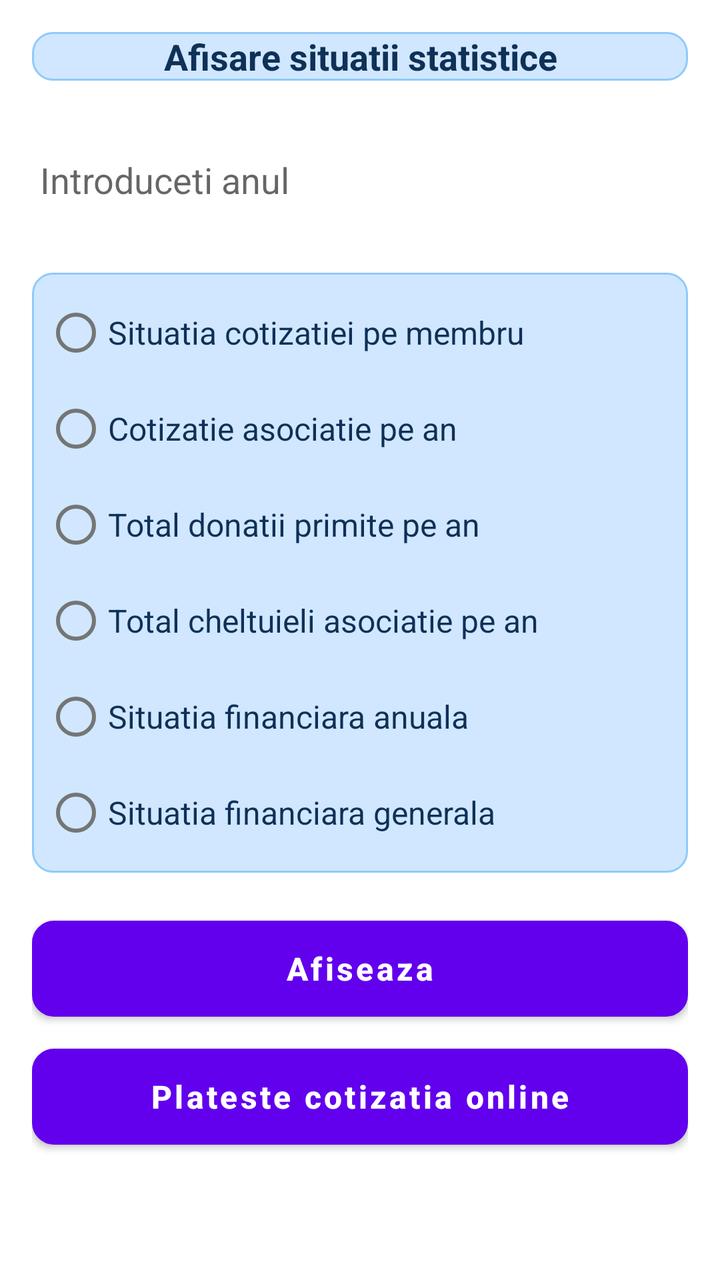
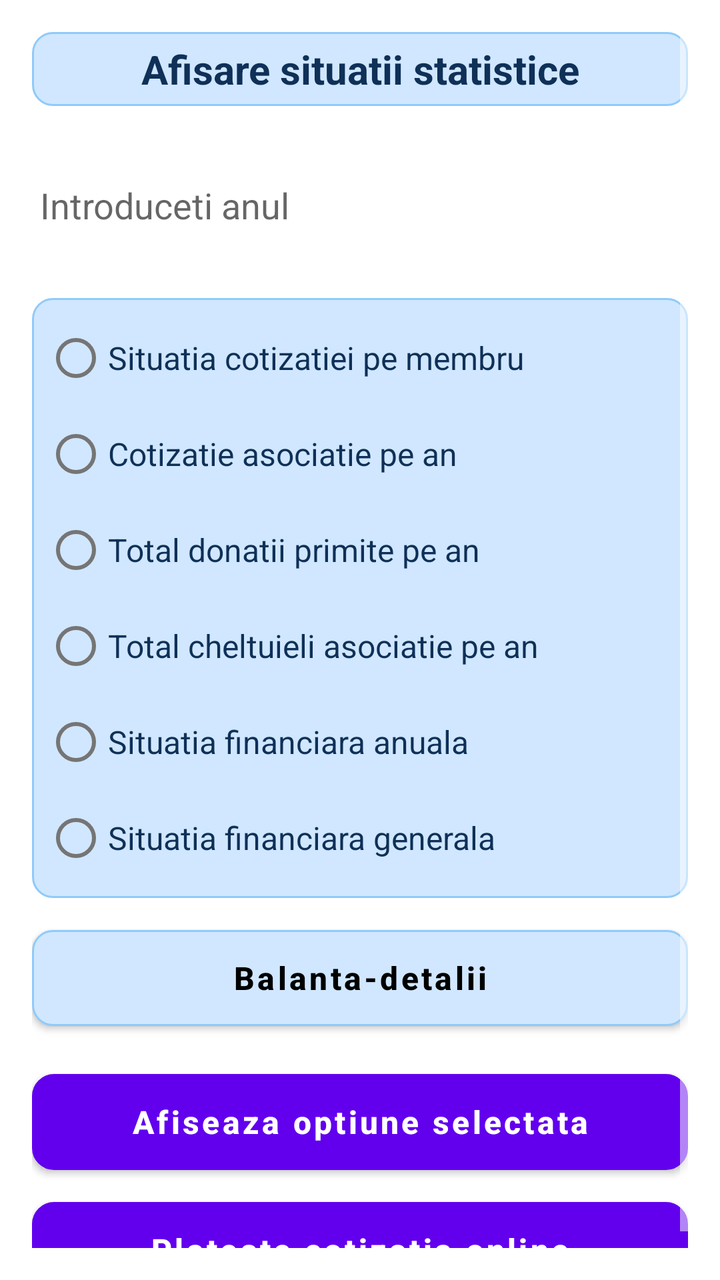

Two renders of the same Android screen: before a commit and after it. Below are the layout's source before the change and the commit's diff.
<!-- AndroidManifest.xml: application theme Theme.Cotizatia -->
<!-- res/layout/activity_main.xml -->
<?xml version="1.0" encoding="utf-8"?>
<ScrollView xmlns:android="http://schemas.android.com/apk/res/android"
    xmlns:app="http://schemas.android.com/apk/res-auto"
    xmlns:tools="http://schemas.android.com/tools"
    android:layout_width="match_parent"
    android:layout_height="match_parent"
    android:fillViewport="true"
    android:padding="16dp"
    tools:context=".MainActivity">

    <androidx.constraintlayout.widget.ConstraintLayout
        android:id="@+id/mainLayout"
        android:layout_width="match_parent"
        android:layout_height="wrap_content">

        <TextView
            android:id="@+id/textViewTitlu"
            android:layout_width="0dp"
            android:layout_height="wrap_content"
            android:background="@drawable/caseta"
            android:text="@string/app_titlu_princ"
            android:textAlignment="center"
            android:textColor="@color/edit_text_text"
            android:textSize="18sp"
            android:textStyle="bold"
            app:layout_constraintTop_toTopOf="parent"
            app:layout_constraintStart_toStartOf="parent"
            app:layout_constraintEnd_toEndOf="parent" />

        <EditText
            android:id="@+id/editTextAnul"
            android:layout_width="0dp"
            android:layout_height="wrap_content"
            android:minHeight="48dp"
            android:layout_marginTop="24dp"
            android:ems="10"
            android:hint="@string/anul"
            android:inputType="number"
            android:textColor="#041B2E"
            android:textSize="18sp"
            android:importantForAutofill="no"
            app:layout_constraintTop_toBottomOf="@id/textViewTitlu"
            app:layout_constraintStart_toStartOf="parent"
            app:layout_constraintEnd_toEndOf="parent" />

        <RadioGroup
            android:id="@+id/radio_grup"
            android:layout_width="0dp"
            android:layout_height="wrap_content"
            android:layout_marginTop="24dp"
            android:background="@drawable/caseta"
            android:clipToPadding="false"
            android:padding="6dp"
            app:layout_constraintTop_toBottomOf="@id/editTextAnul"
            app:layout_constraintStart_toStartOf="parent"
            app:layout_constraintEnd_toEndOf="parent">

            <RadioButton
                android:id="@+id/radio_cot_persoana"
                style="@style/RadioButtonStyle"
                android:layout_width="match_parent"
                android:layout_height="wrap_content"
                android:checked="false"
                android:text="@string/SitCotMem" />

            <RadioButton
                android:id="@+id/radio_total_cot_pe_an"
                style="@style/RadioButtonStyle"
                android:layout_width="match_parent"
                android:layout_height="wrap_content"
                android:checked="false"
                android:text="@string/CotAsAn" />

            <RadioButton
                android:id="@+id/radio_donatii_asoc_an"
                style="@style/RadioButtonStyle"
                android:layout_width="match_parent"
                android:layout_height="wrap_content"
                android:checked="false"
                android:text="@string/TotDonatii" />

            <RadioButton
                android:id="@+id/radio_chelt_asoc_an"
                style="@style/RadioButtonStyle"
                android:layout_width="match_parent"
                android:layout_height="wrap_content"
                android:checked="false"
                android:text="@string/TotCheltAn" />
            <RadioButton
                android:id="@+id/radio_sit_gen_anuala"
                style="@style/RadioButtonStyle"
                android:layout_width="match_parent"
                android:layout_height="wrap_content"
                android:checked="false"
                android:text="@string/SitFinAnuala" />

            <RadioButton
                android:id="@+id/radio_sit_gen_asoc"
                style="@style/RadioButtonStyle"
                android:layout_width="match_parent"
                android:layout_height="wrap_content"
                android:checked="false"
                android:text="@string/SitFinGen" />
        </RadioGroup>

        <Button
            android:id="@+id/btnSend"
            android:layout_width="0dp"
            android:layout_height="wrap_content"
            android:layout_marginTop="24dp"
            android:background="@drawable/mybutton"
            android:text="@string/afiseaza"
            android:textAllCaps="false"
            android:textSize="16sp"
            android:textStyle="bold"
            app:layout_constraintTop_toBottomOf="@id/radio_grup"
            app:layout_constraintStart_toStartOf="parent"
            app:layout_constraintEnd_toEndOf="parent" />

        <Button
            android:id="@+id/btnPlataOnline"
            android:layout_width="0dp"
            android:layout_height="wrap_content"
            android:layout_marginTop="16dp"
            android:layout_marginBottom="32dp"
            android:background="@drawable/mybutton"
            android:text="@string/PlataOnline"
            android:textAllCaps="false"
            android:textColor="@color/white"
            android:textStyle="bold"
            android:textSize="16sp"
            app:layout_constraintTop_toBottomOf="@id/btnSend"
            app:layout_constraintStart_toStartOf="parent"
            app:layout_constraintEnd_toEndOf="parent" />

    </androidx.constraintlayout.widget.ConstraintLayout>
</ScrollView>
<!-- resources referenced by this layout -->
<resources>
  <color name="edit_text_text">#0F3057</color>
  <color name="white">#FFFFFFFF</color>
  <!-- drawable caseta (drawable-v24) -->
  <?xml version="1.0" encoding="utf-8"?>
  <selector xmlns:android="http://schemas.android.com/apk/res/android">
  
      <item >
          <shape android:shape="rectangle" >
              <corners android:radius="10dp" />
  
  
              <solid android:color="@color/sky_blue_bg" />
              <stroke android:width="1dp" android:color="@color/sky_blue_stroke" />
          </shape>
      </item>
  </selector>
  <string name="CotAsAn">Cotizatie asociatie pe an</string>
  <string name="PlataOnline">Plateste cotizatia online</string>
  <string name="SitCotMem">Situatia cotizatiei pe membru</string>
  <string name="SitFinAnuala">Situatia financiara anuala</string>
  <string name="SitFinGen">Situatia financiara generala</string>
  <string name="TotCheltAn">Total cheltuieli asociatie pe an</string>
  <string name="TotDonatii">Total donatii primite pe an</string>
  <string name="afiseaza"><font fgcolor="#ffffff">Afiseaza</font></string>
  <string name="anul">Introduceti anul</string>
  <string name="app_titlu_princ">Afisare situatii statistice</string>
  <style name="RadioButtonStyle">
          <item name="android:textSize">16sp</item>
          <item name="android:textColor">@color/edit_text_text</item>
      </style>
  <style name="Theme.Cotizatia" parent="Theme.MaterialComponents.DayNight.DarkActionBar">
          
          <item name="colorPrimary">@color/purple_500</item>
          <item name="colorPrimaryVariant">@color/purple_700</item>
          <item name="colorOnPrimary">@color/white</item>
          
          <item name="colorSecondary">@color/teal_200</item>
          <item name="colorSecondaryVariant">@color/teal_700</item>
          <item name="colorOnSecondary">@color/black</item>
          
          <item name="android:statusBarColor" tools:targetApi="l">?attr/colorPrimaryVariant</item>
          
  
          <item name="android:colorControlNormal">@color/white</item>
          <item name="android:colorControlActivated">@color/white</item>
          <item name="android:colorControlHighlight">@android:color/transparent</item>
  
      </style>
  <color name="sky_blue_bg">#D0E7FF</color>
  <color name="sky_blue_stroke">#90CAF9</color>
  <color name="royalblue">#4169E1</color>
  <color name="purple_500">#FF6200EE</color>
  <color name="purple_700">#FF3700B3</color>
  <color name="teal_200">#FF03DAC5</color>
  <color name="teal_700">#FF018786</color>
  <color name="black">#FF000000</color>
  <!-- unchanged entries left out for length: 1 -->
</resources>

<!-- the commit's change to res/layout/activity_main.xml (unified diff, before → after) -->
@@ -21,8 +21,10 @@
             android:text="@string/app_titlu_princ"
             android:textAlignment="center"
             android:textColor="@color/edit_text_text"
-            android:textSize="18sp"
+            android:textSize="20sp"
             android:textStyle="bold"
+            android:paddingBottom="5dp"
+            android:paddingTop="5dp"
             app:layout_constraintTop_toTopOf="parent"
             app:layout_constraintStart_toStartOf="parent"
             app:layout_constraintEnd_toEndOf="parent" />
@@ -102,6 +104,21 @@
                 android:checked="false"
                 android:text="@string/SitFinGen" />
         </RadioGroup>
+        <Button
+            android:id="@+id/btnBalantaDetalii"
+            android:layout_width="0dp"
+            android:layout_height="wrap_content"
+            android:layout_marginTop="16dp"
+            android:background="@drawable/balanta_button_background"
+            app:backgroundTint="@null"
+            android:text="@string/BalantaDetails"
+            android:textAllCaps="false"
+            android:textColor="@color/black"
+            android:textSize="16sp"
+            android:textStyle="bold"
+            app:layout_constraintTop_toBottomOf="@id/radio_grup"
+            app:layout_constraintStart_toStartOf="parent"
+            app:layout_constraintEnd_toEndOf="parent" />
 
         <Button
             android:id="@+id/btnSend"
@@ -113,7 +130,7 @@
             android:textAllCaps="false"
             android:textSize="16sp"
             android:textStyle="bold"
-            app:layout_constraintTop_toBottomOf="@id/radio_grup"
+            app:layout_constraintTop_toBottomOf="@id/btnBalantaDetalii"
             app:layout_constraintStart_toStartOf="parent"
             app:layout_constraintEnd_toEndOf="parent" />
 
<!-- resource entries referenced after the edit -->
@@ -2,6 +2,38 @@
 <resources>
   <color name="edit_text_text">#0F3057</color>
   <color name="white">#FFFFFFFF</color>
+  <!-- drawable balanta_button_background (drawable) -->
+  <?xml version="1.0" encoding="utf-8"?>
+  <selector xmlns:android="http://schemas.android.com/apk/res/android">
+  
+      
+      <item android:state_pressed="true">
+          <shape android:shape="rectangle">
+              <corners android:radius="10dp" />
+              <stroke android:width="1dp" android:color="@color/royalblue" />
+              <gradient android:angle="-90" android:startColor="@color/royalblue" android:endColor="#689a92" />
+          </shape>
+      </item>
+  
+      
+      <item android:state_focused="true">
+          <shape android:shape="rectangle">
+              <corners android:radius="10dp" />
+              <stroke android:width="1dp" android:color="@color/royalblue" />
+              <solid android:color="#58857e" />
+          </shape>
+      </item>
+  
+      
+      <item>
+          <shape android:shape="rectangle">
+              <corners android:radius="10dp" />
+              <stroke android:width="1dp" android:color="@color/sky_blue_stroke" />
+              <solid android:color="@color/sky_blue_bg" />
+          </shape>
+      </item>
+  
+  </selector>
   <!-- drawable caseta (drawable-v24) -->
   <?xml version="1.0" encoding="utf-8"?>
   <selector xmlns:android="http://schemas.android.com/apk/res/android">
@@ -16,6 +48,7 @@
           </shape>
       </item>
   </selector>
+  <string name="BalantaDetails">Balanta-detalii</string>
   <string name="CotAsAn">Cotizatie asociatie pe an</string>
   <string name="PlataOnline">Plateste cotizatia online</string>
   <string name="SitCotMem">Situatia cotizatiei pe membru</string>
@@ -23,7 +56,7 @@
   <string name="SitFinGen">Situatia financiara generala</string>
   <string name="TotCheltAn">Total cheltuieli asociatie pe an</string>
   <string name="TotDonatii">Total donatii primite pe an</string>
-  <string name="afiseaza"><font fgcolor="#ffffff">Afiseaza</font></string>
+  <string name="afiseaza"><font fgcolor="#ffffff">Afiseaza optiune selectata</font></string>
   <string name="anul">Introduceti anul</string>
   <string name="app_titlu_princ">Afisare situatii statistice</string>
   <style name="RadioButtonStyle">
